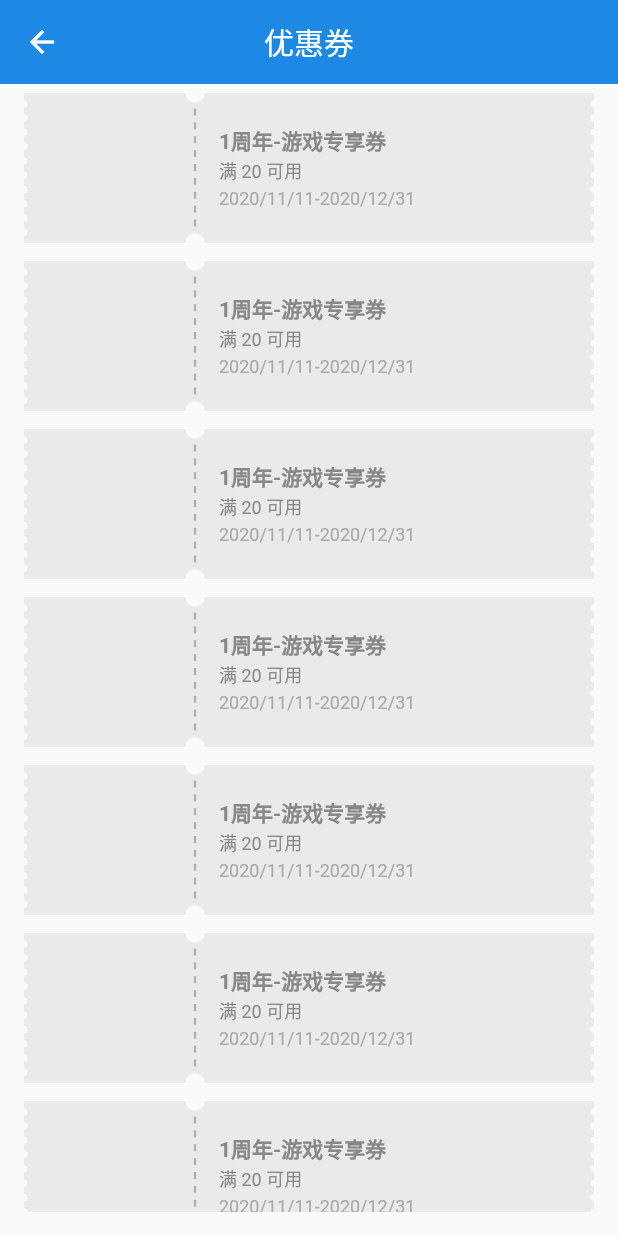
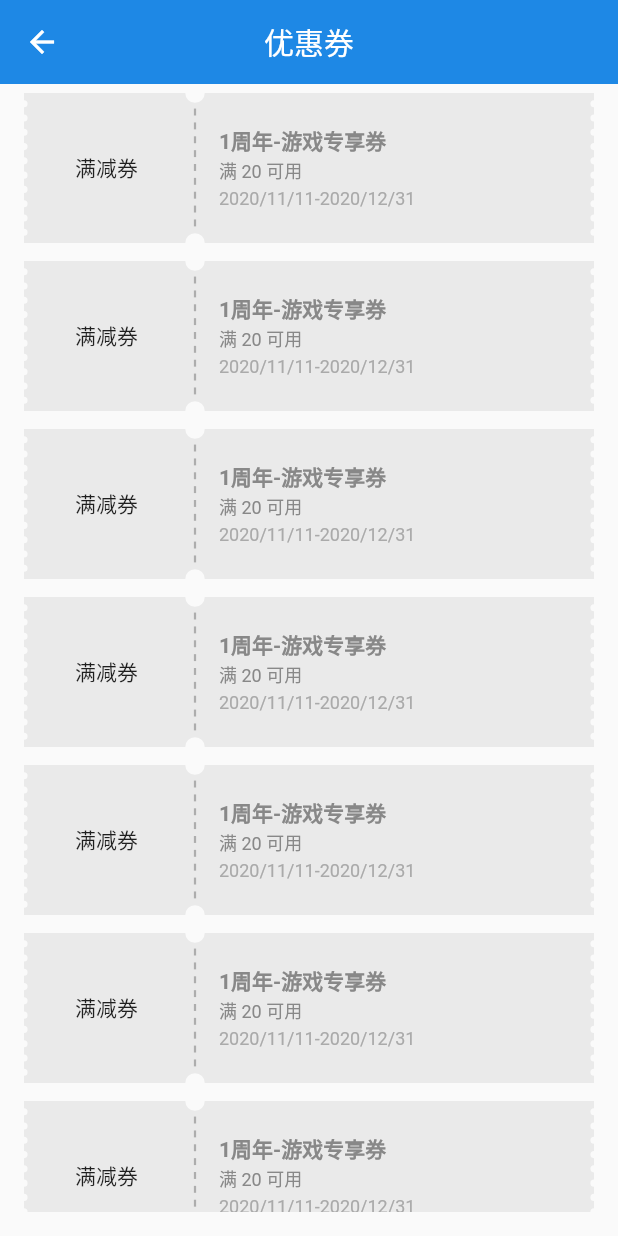
Before and after one commit to MaLuns/flutter_study, a Flutter app: the ShopMy screen opened directly, after a tap on "优惠券", on a phone screen of 412 x 824 dp. Run offline on Flutter 3.47's test engine with Material 2 defaults, Android fonts, the phone set to English and light mode, and no system bars; our stand-ins replace flutter_swiper, toast; network calls fail.

Commit message:
upd: update

```diff
--- a/lib/demo_app/theme_shop/views/my/shop_my.dart
+++ b/lib/demo_app/theme_shop/views/my/shop_my.dart
@@ -1,27 +1,21 @@
 import 'package:flutter/material.dart';
 import 'package:flutter_study/demo_app/study_app/models/list_model.dart';
-import 'package:flutter_study/demo_app/theme_shop/views/my/widget/jf_page.dart';
 import 'widget/discounts_page.dart';
 
 final List<ListModel> listModel = [
   ListModel(
     title: '优惠券',
-    icon: Icons.youtube_searched_for,
+    icon: Icons.thumb_up,
     route: DiscountsPage(),
   ),
   ListModel(
-    title: '积分',
-    icon: Icons.grid_off,
-    route: JFPage(),
-  ),
-  ListModel(
-    title: '可币',
-    icon: Icons.ac_unit,
+    title: '会玩人类中心',
+    icon: Icons.thumb_up,
     route: 'BasicWidgetsDemo',
   ),
   ListModel(
-    title: '会玩人类中心',
-    icon: Icons.g_translate_rounded,
+    title: '会员精选',
+    icon: Icons.thumb_up,
     route: 'BasicWidgetsDemo',
   ),
   ListModel(
@@ -31,22 +25,7 @@ final List<ListModel> listModel = [
   ),
   ListModel(
     title: '积分商城',
-    icon: Icons.sick,
-    route: 'BasicWidgetsDemo',
-  ),
-  ListModel(
-    title: '会玩人类中心',
-    icon: Icons.g_translate_rounded,
-    route: 'BasicWidgetsDemo',
-  ),
-  ListModel(
-    title: '会员精选',
     icon: Icons.thumb_up,
-    route: 'BasicWidgetsDemo',
-  ),
-  ListModel(
-    title: '积分商城',
-    icon: Icons.sick,
     route: 'BasicWidgetsDemo',
   ),
 ];
--- a/lib/demo_app/theme_shop/views/my/widget/discounts_page.dart
+++ b/lib/demo_app/theme_shop/views/my/widget/discounts_page.dart
@@ -23,6 +23,9 @@ class DiscountsPage extends StatelessWidget {
                   Container(
                     width: 110,
                     /*  color: Colors.red, */
+                    child: Center(
+                      child: Text('满减券'),
+                    ),
                   ),
                   Expanded(
                     child: Padding(
```
Also changed, not shown: lib/demo_app/theme_shop/views/home/widget/shop_home_push.dart (+13 -4 lines), lib/demo_app/theme_shop/views/my/widget/jf_page.dart (deleted, +0 -187 lines).
